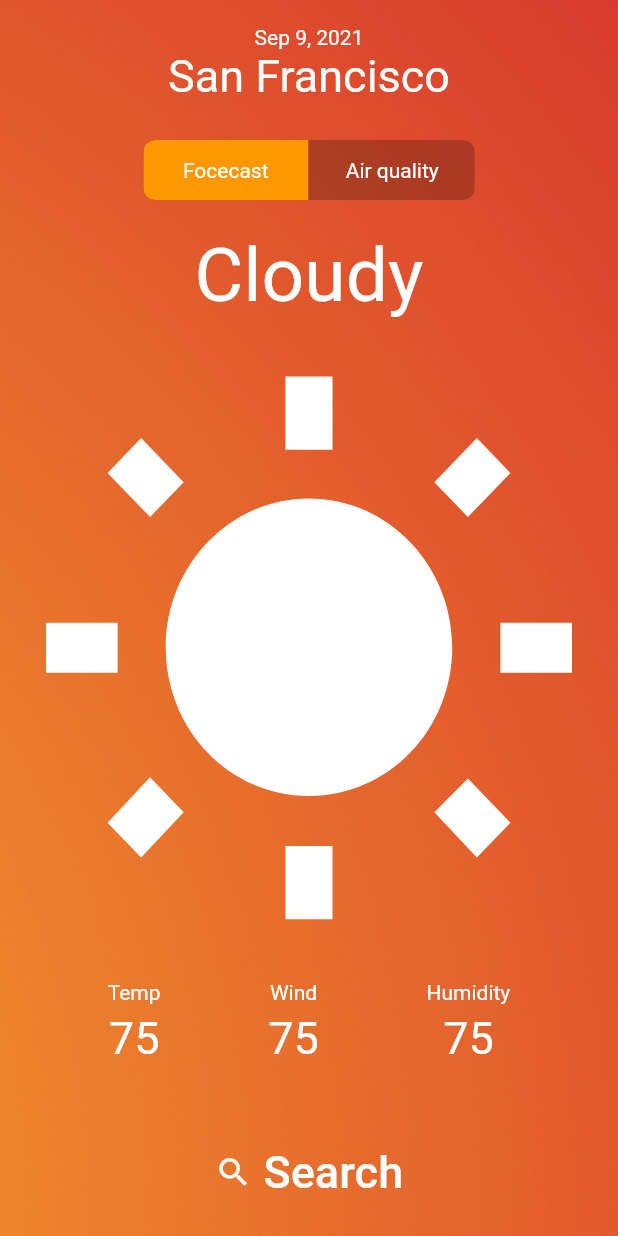
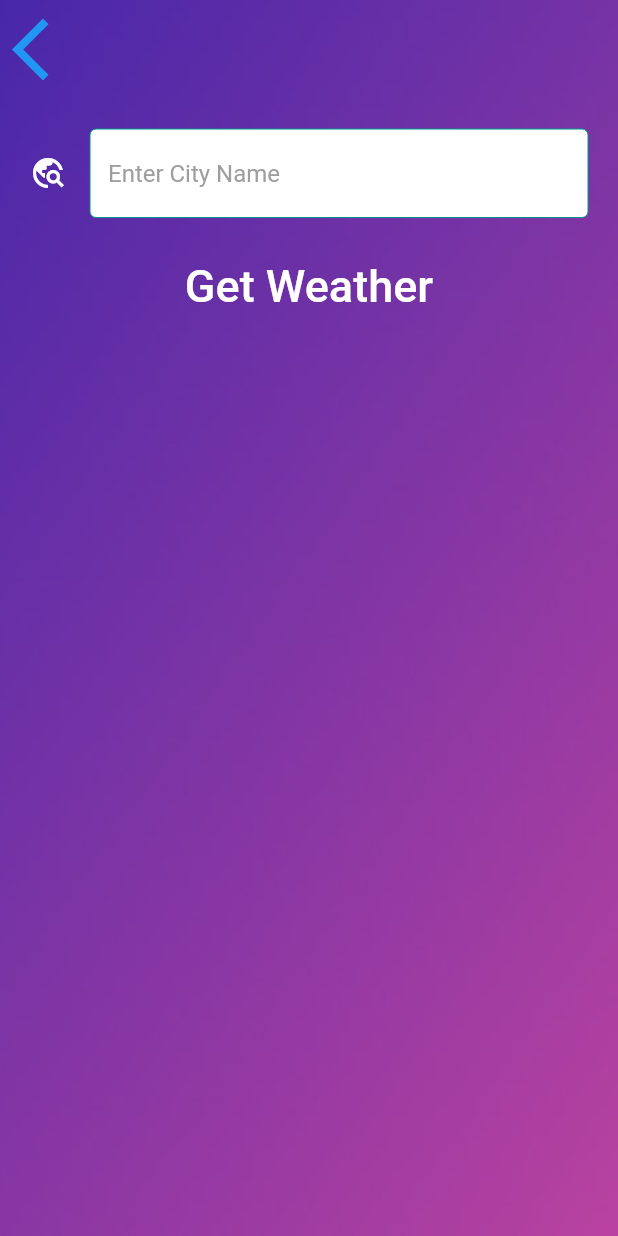
Before and after one commit to thanhnnt-git/flutter_weather, a Flutter app: the HomeScreen screen opened directly with empty values, after a tap on "Search", on a phone screen of 412 x 824 dp. Run offline on Flutter 3.47's test engine with Material 2 defaults, Android fonts, the phone set to English and light mode, and no system bars; drawn by our look-alikes of toggle_switch; our stand-ins replace geolocator; network calls fail; statements that could not run were skipped.

Commit message:
Complete app

```diff
--- a/lib/constants.dart
+++ b/lib/constants.dart
@@ -1,6 +1,14 @@
 import 'package:flutter/material.dart';
 
 const kLabelTextStyle = TextStyle(fontSize: 30.0, color: Colors.white);
+const kLabelTextStyle2 = TextStyle(color: Colors.grey);
+
+const kBackgroundBoxDecoration = BoxDecoration(
+  image: DecorationImage(
+    image: AssetImage('images/background.jpeg'),
+    fit: BoxFit.cover,
+  ),
+);
 
 const kTextFieldInputDecoration = InputDecoration(
   filled: true,
@@ -21,3 +29,8 @@ const kTextFieldInputDecoration = InputDecoration(
   enabledBorder: OutlineInputBorder(
       borderSide: BorderSide(color: Colors.teal, width: 0.0)),
 );
+
+const kButtonTextStyle = TextStyle(
+  fontSize: 30.0,
+  color: Colors.white,
+);
--- /dev/null
+++ b/lib/screens/city_screen.dart
@@ -0,0 +1,57 @@
+import 'package:flutter/material.dart';
+import 'package:weather_app/constants.dart';
+
+class CityScreen extends StatefulWidget {
+  @override
+  _CityScreenState createState() => _CityScreenState();
+}
+
+class _CityScreenState extends State<CityScreen> {
+  var cityName;
+  @override
+  Widget build(BuildContext context) {
+    return Scaffold(
+      body: Container(
+        decoration: kBackgroundBoxDecoration,
+        constraints: BoxConstraints.expand(),
+        child: SafeArea(
+          child: Column(
+            children: <Widget>[
+              Align(
+                alignment: Alignment.topLeft,
+                child: TextButton(
+                  onPressed: () {
+                    Navigator.pop(context);
+                  },
+                  child: Icon(
+                    Icons.arrow_back_ios,
+                    size: 50.0,
+                  ),
+                ),
+              ),
+              Container(
+                padding: EdgeInsets.all(20.0),
+                child: TextField(
+                  style: TextStyle(color: Colors.black),
+                  decoration: kTextFieldInputDecoration,
+                  onChanged: (value) {
+                    cityName = value;
+                  },
+                ),
+              ),
+              TextButton(
+                onPressed: () {
+                  Navigator.pop(context, cityName);
+                },
+                child: Text(
+                  'Get Weather',
+                  style: kButtonTextStyle,
+                ),
+              ),
+            ],
+          ),
+        ),
+      ),
+    );
+  }
+}
--- a/lib/screens/home_screen.dart
+++ b/lib/screens/home_screen.dart
@@ -1,6 +1,9 @@
 import 'package:flutter/material.dart';
 import 'package:weather_app/constants.dart';
 import 'package:toggle_switch/toggle_switch.dart';
+import 'package:weather_app/screens/city_screen.dart';
+import 'package:weather_app/services/networking.dart';
+import 'package:weather_app/services/weather.dart';
 
 class HomeScreen extends StatefulWidget {
   HomeScreen(this.locationWeather);
@@ -10,24 +13,39 @@ class HomeScreen extends StatefulWidget {
 }
 
 class _HomeScreenState extends State<HomeScreen> {
+  String cityName = '';
+  String main = '';
+  String iconPath = '';
+  int temperature = 0;
+  double windSpeed = 0.0;
+  int humidity = 0;
+  String currentDate = '0';
   @override
   void initState() {
     super.initState();
     updateUI(widget.locationWeather);
   }
 
-  void updateUI(dynamic weatherData) {}
+  void updateUI(dynamic weatherData) {
+    setState(() {
+      var now = new DateTime.now();
+      currentDate = '${now.day}-${now.month}-${now.year}';
+      print(currentDate);
+      cityName = weatherData['name'];
+      main = weatherData['weather'][0]['main'];
+      iconPath = 'images/' + main.toLowerCase() + '.png';
+      double temp = weatherData['main']['temp'];
+      temperature = temp.toInt();
+      windSpeed = weatherData['wind']['speed'];
+      humidity = weatherData['main']['humidity'];
+    });
+  }
 
   @override
   Widget build(BuildContext context) {
     return Scaffold(
       body: Container(
-        decoration: BoxDecoration(
-          image: DecorationImage(
-            image: AssetImage('images/background.jpg'),
-            fit: BoxFit.cover,
-          ),
-        ),
+        decoration: kBackgroundBoxDecoration,
         constraints: BoxConstraints.expand(),
         child: SafeArea(
           child: Column(
@@ -36,27 +54,22 @@ class _HomeScreenState extends State<HomeScreen> {
                 child: Column(
                   mainAxisAlignment: MainAxisAlignment.center,
                   children: [
-                    Text('Sep 9, 2021'),
-                    Row(
-                      mainAxisAlignment: MainAxisAlignment.center,
-                      children: [
-                        Text(
-                          'San Francisco',
-                          style: kLabelTextStyle,
-                        ),
-                      ],
+                    Text(
+                      cityName,
+                      style: kLabelTextStyle,
                     ),
+                    Text(currentDate),
                   ],
                 ),
               ),
-              Padding(
-                padding: const EdgeInsets.all(8.0),
-                child: Expanded(
+              Expanded(
+                child: Padding(
+                  padding: const EdgeInsets.all(15.0),
                   child: ToggleSwitch(
                     totalSwitches: 2,
                     minWidth: 110,
                     labels: ['Focecast', 'Air quality'],
-                    activeBgColor: [Colors.orange],
+                    activeBgColor: [Colors.purple],
                     inactiveBgColor: Colors.black12,
                     activeFgColor: Colors.white,
                   ),
@@ -66,7 +79,7 @@ class _HomeScreenState extends State<HomeScreen> {
                 child: FittedBox(
                   fit: BoxFit.scaleDown,
                   child: Text(
-                    'Cloudy',
+                    main,
                     style: TextStyle(fontSize: 50),
                   ),
                 ),
@@ -74,12 +87,9 @@ class _HomeScreenState extends State<HomeScreen> {
               Expanded(
                 flex: 5,
                 child: Padding(
-                  padding: const EdgeInsets.all(15.0),
-                  child: FittedBox(
-                    fit: BoxFit.fill,
-                    child: Icon(
-                      Icons.wb_sunny,
-                    ),
+                  padding: const EdgeInsets.all(20.0),
+                  child: Image(
+                    image: AssetImage(iconPath),
                   ),
                 ),
               ),
@@ -94,7 +104,7 @@ class _HomeScreenState extends State<HomeScreen> {
                         ),
                         SizedBox(height: 5),
                         Text(
-                          '75',
+                          temperature.toString() + '℃',
                           style: kLabelTextStyle,
                         )
                       ],
@@ -106,7 +116,7 @@ class _HomeScreenState extends State<HomeScreen> {
                         ),
                         SizedBox(height: 5),
                         Text(
-                          '75',
+                          windSpeed.toString() + 'km/h',
                           style: kLabelTextStyle,
                         )
                       ],
@@ -118,7 +128,7 @@ class _HomeScreenState extends State<HomeScreen> {
                         ),
                         SizedBox(height: 5),
                         Text(
-                          '75',
+                          humidity.toString() + '%',
                           style: kLabelTextStyle,
                         )
                       ],
@@ -128,7 +138,23 @@ class _HomeScreenState extends State<HomeScreen> {
               ),
               Expanded(
                 child: TextButton(
-                  onPressed: () {},
+                  onPressed: () async {
+                    var typedName = await Navigator.push(
+                      context,
+                      MaterialPageRoute(
+                        builder: (context) {
+                          return CityScreen();
+                        },
+                      ),
+                    );
+                    if (typedName != null) {
+                      cityName = typedName;
+                      WeatherModel weatherModel = WeatherModel();
+                      var weatherData =
+                          await weatherModel.getCityWeather(cityName);
+                      updateUI(weatherData);
+                    }
+                  },
                   child: Row(
                     mainAxisAlignment: MainAxisAlignment.center,
                     children: [
--- a/lib/screens/loading_screen.dart
+++ b/lib/screens/loading_screen.dart
@@ -34,7 +34,7 @@ class _LoadingScreenState extends State<LoadingScreen> {
       body: Container(
         decoration: BoxDecoration(
           image: DecorationImage(
-            image: AssetImage('images/background.jpg'),
+            image: AssetImage('images/background.jpeg'),
             fit: BoxFit.cover,
           ),
         ),
--- a/lib/services/weather.dart
+++ b/lib/services/weather.dart
@@ -14,4 +14,28 @@ class WeatherModel {
     var weatherData = await networkHelper.getData();
     return weatherData;
   }
+
+  Future<dynamic> getCityWeather(cityName) async {
+    NetworkHelper networkHelper = NetworkHelper(
+        '$openWeatherMapURL?q=$cityName&units=metric&appid=$apiKey');
+
+    var weatherData = await networkHelper.getData();
+    return weatherData;
+  }
+
+  String getWeatherIcon(int conditionCode) {
+    if (conditionCode < 300) {
+      return 'thunderstorm';
+    } else if (conditionCode < 400) {
+      return 'drizzle';
+    } else if (conditionCode < 600) {
+      return 'rain';
+    } else if (conditionCode < 700) {
+      return 'snowy';
+    } else if (conditionCode == 800) {
+      return 'clear';
+    } else {
+      return 'cloudy';
+    }
+  }
 }
```
Also changed, not shown: images/background.jpeg (added), images/background.jpg (deleted), images/clear.png (added), images/clouds.png (added), images/drizzle.png (added), images/rain.png (added), images/snowy.png (added), images/thunderstorm.png (added), 17 other files.
